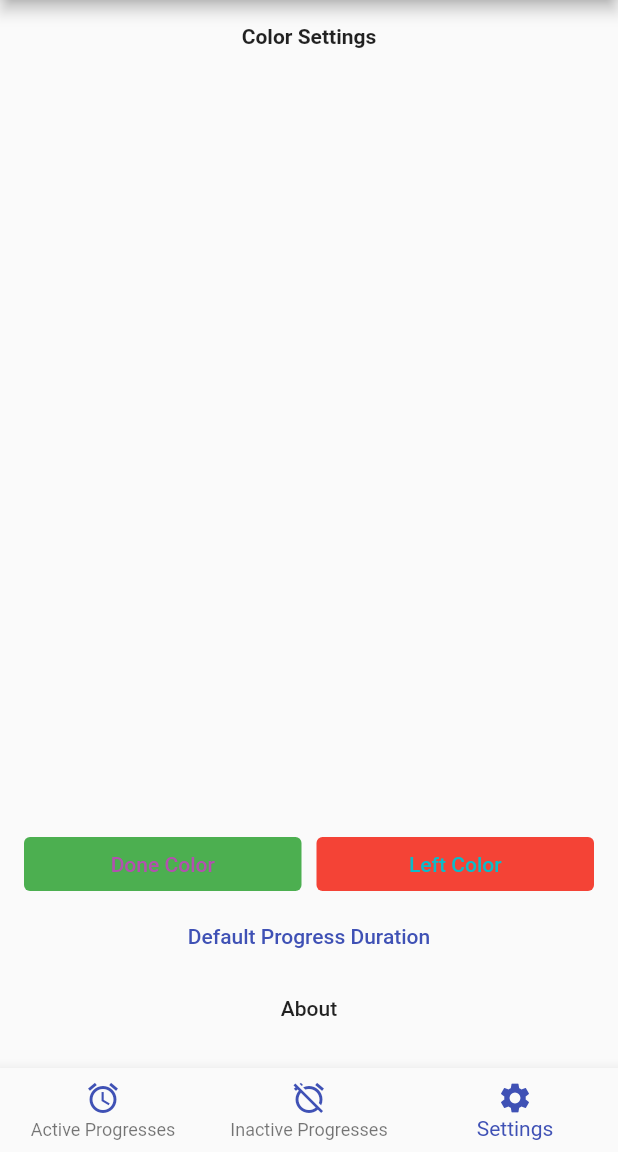
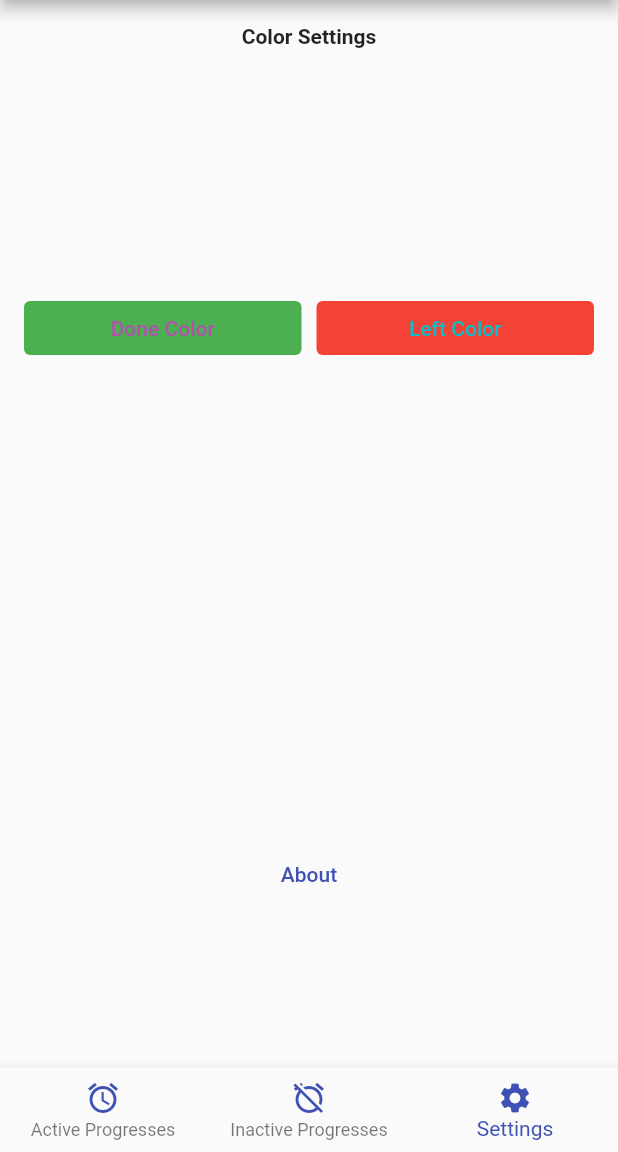
Before and after one commit to andreas-fahrecker/time_progress_tracker, a Flutter app: the screen it shows after launch, item 3 of the bottom bar chosen, on a phone screen of 412 x 824 dp, the part 84-1236 px from its top. Run offline on Flutter 3.47's test engine with Material 2 defaults, Android fonts, the phone set to English and light mode, and no system bars; our stand-ins replace flutter_colorpicker, flutter_redux, percent_indicator, redux, shared_preferences; statements that could not run were skipped.

Commit message:
Fixed Home Settings Tab Layout and Color Settings Button now show Text in complementary color

```diff
--- a/lib/widgets/home/tabs/home_settings_tab.dart
+++ b/lib/widgets/home/tabs/home_settings_tab.dart
@@ -38,20 +38,9 @@ class HomeSettingsTab extends StatelessWidget {
                     updateLeftColor: updateLeftColor,
                   ),
                 ),
-                TextButton(
-                  child: Text("Default Progress Duration"),
-                  onPressed: () {
-                    showDialog(
-                        context: context,
-                        builder: (context) {
-                          final yearElements = [];
-                          return AlertDialog(
-                            title: Text("Default Duration"),
-                          );
-                        });
-                  },
-                ),
-                FlatButton(
+                Spacer(),
+                Expanded(
+                  child: TextButton(
                     onPressed: () {
                       showAboutDialog(
                           context: context,
@@ -60,7 +49,9 @@ class HomeSettingsTab extends StatelessWidget {
                           applicationLegalese:
                               '\u00a9Andreas Fahrecker 2020-2021');
                     },
-                    child: Text("About")),
+                    child: Text("About"),
+                  ),
+                ),
               ],
             ),
           ),
--- a/pubspec.yaml
+++ b/pubspec.yaml
@@ -15,7 +15,7 @@ publish_to: 'none' # Remove this line if you wish to publish to pub.dev
 # In iOS, build-name is used as CFBundleShortVersionString while build-number used as CFBundleVersion.
 # Read more about iOS versioning at
 # https://developer.apple.com/library/archive/documentation/General/Reference/InfoPlistKeyReference/Articles/CoreFoundationKeys.html
-version: 0.0.16+16
+version: 0.0.17+17
 
 environment:
   sdk: ">=2.7.0 <3.0.0"
```
